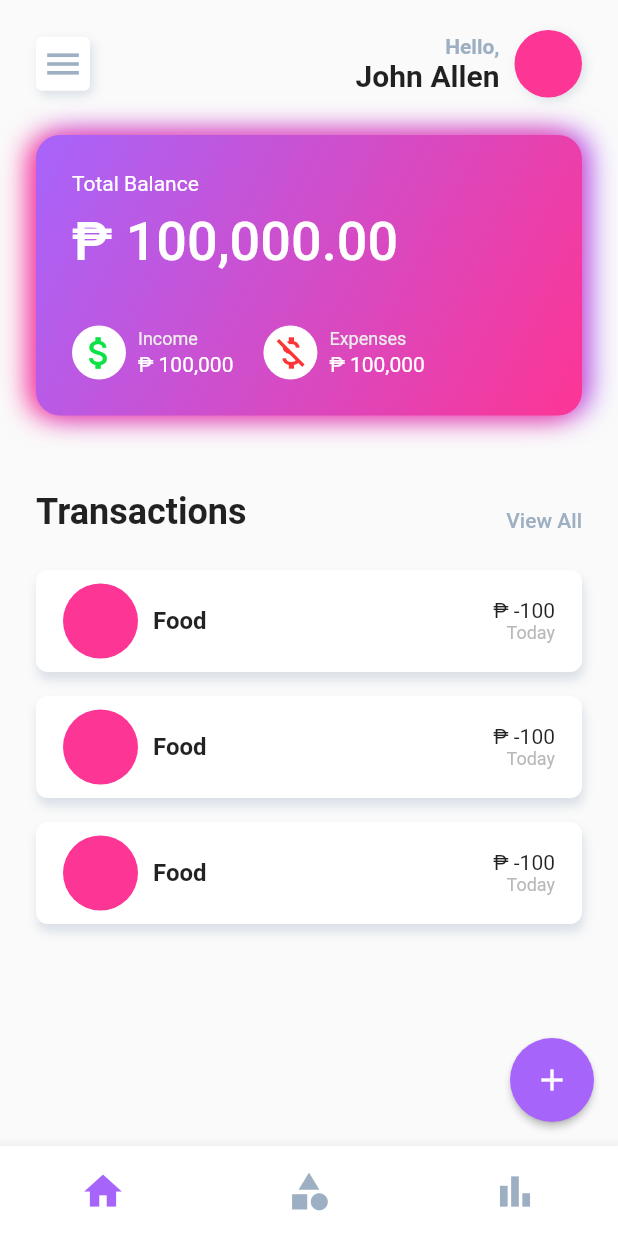
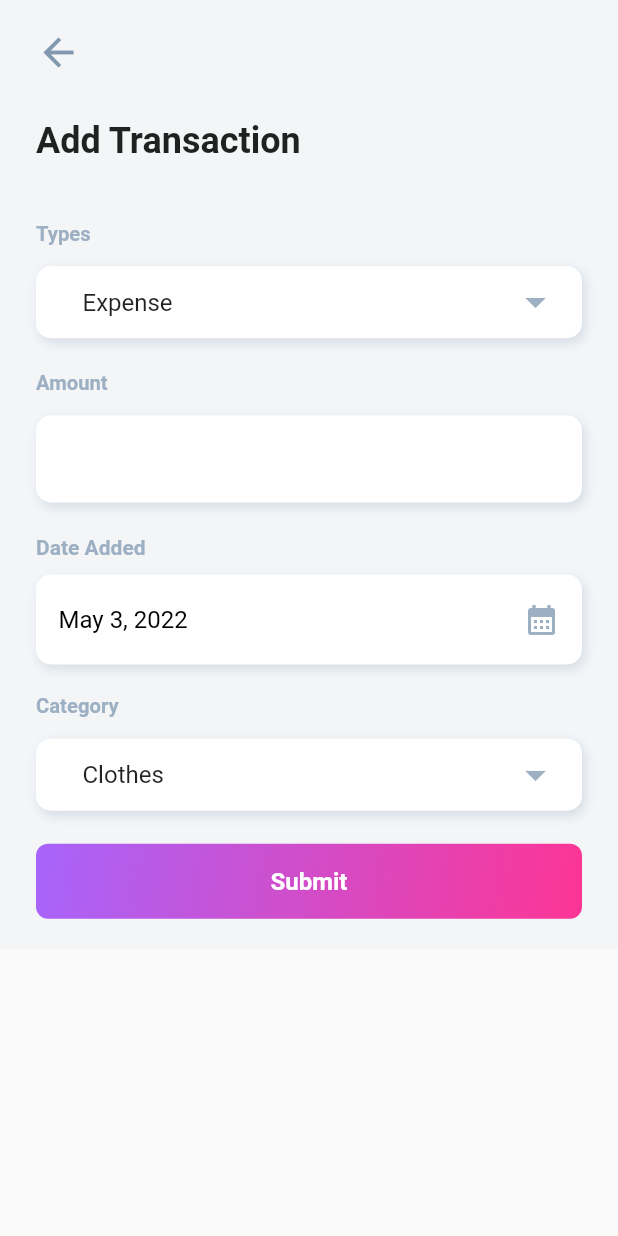
Before and after one commit to swtmply/flutter-expense-tracker, a Flutter app: the screen it shows after launch, after a tap on the "add" icon, on a phone screen of 412 x 824 dp. Run offline on Flutter 3.47's test engine with Material 2 defaults, Android fonts, the phone set to English and light mode, and no system bars; drawn by our look-alikes of dropdown_button2; our stand-ins replace hive, hive_flutter; accounts and stored records are empty.

Commit message:
add transaction to local db

```diff
--- a/lib/main.dart
+++ b/lib/main.dart
@@ -2,6 +2,7 @@ import 'dart:io';
 
 import 'package:flutter/material.dart';
 import 'package:gas2s/models/transaction_model.dart';
+import 'package:gas2s/screens/add_transaction_screen.dart';
 import 'package:gas2s/screens/home_screen.dart';
 import 'package:gas2s/screens/transactions_screen.dart';
 import 'package:gas2s/theme/colors.dart';
@@ -35,10 +36,11 @@ class MyApp extends StatelessWidget {
       ),
       debugShowCheckedModeBanner: false,
       routes: {
-        '/home': (context) => HomePage(),
-        '/transactions': (context) => TransactionsScreen(),
+        '/home': (context) => const HomePage(),
+        '/transactions': (context) => const TransactionsScreen(),
+        '/add': (context) => const AddTrasactionScreen(),
       },
-      home: Navigation(),
+      home: const Navigation(),
     );
   }
 }
--- /dev/null
+++ b/lib/screens/add_transaction_screen.dart
@@ -0,0 +1,218 @@
+import 'package:flutter/material.dart';
+import 'package:flutter/services.dart';
+import 'package:gas2s/models/transaction_model.dart';
+import 'package:gas2s/theme/colors.dart';
+import 'package:gas2s/widgets/ui/forms/dropdown_list.dart';
+import 'package:gas2s/widgets/layout.dart';
+import 'package:gas2s/widgets/ui/forms/number_field.dart';
+import 'package:gas2s/widgets/ui/title_text.dart';
+import 'package:hive/hive.dart';
+import 'package:intl/intl.dart';
+
+class AddTrasactionScreen extends StatefulWidget {
+  const AddTrasactionScreen({Key? key}) : super(key: key);
+
+  @override
+  State<AddTrasactionScreen> createState() => _AddTrasactionScreenState();
+}
+
+class _AddTrasactionScreenState extends State<AddTrasactionScreen> {
+  Box<Transaction> transactions = Hive.box<Transaction>('transactions');
+  final List<String> _types = ['Expense', 'Income'];
+  final List<String> _categories = [
+    'Clothes',
+    'Food',
+    'Transportation',
+    'Gadget',
+    'Others',
+  ];
+
+  String _isExpense = 'Expense';
+  String _category = 'Clothes';
+  int _amount = 0;
+  DateTime _selectedDate = DateTime.now();
+
+  @override
+  Widget build(BuildContext context) {
+    return Layout(
+      child: SingleChildScrollView(
+        child: Column(
+          crossAxisAlignment: CrossAxisAlignment.start,
+          children: [
+            const _Menu(),
+            const SizedBox(height: 30),
+            const AppTitle(text: 'Add Transaction'),
+            const SizedBox(height: 30),
+            DropdownList(
+              onChanged: (String newValue) {
+                setState(() {
+                  _isExpense = newValue;
+                });
+              },
+              defaultValue: _isExpense,
+              items: _types,
+              label: 'Types',
+            ),
+            NumberField(
+              onChanged: (String value) {
+                setState(() {
+                  _amount = int.tryParse(value) ?? 0;
+                });
+              },
+              label: 'Amount',
+            ),
+            const SizedBox(height: 10),
+            Column(
+              crossAxisAlignment: CrossAxisAlignment.start,
+              children: [
+                const Text(
+                  'Date Added',
+                  style: TextStyle(
+                    fontSize: 14,
+                    fontWeight: FontWeight.w600,
+                    color: AppColors.coolGray,
+                  ),
+                ),
+                const SizedBox(height: 10),
+                Container(
+                  padding: const EdgeInsets.symmetric(
+                    horizontal: 15,
+                    vertical: 5,
+                  ),
+                  decoration: BoxDecoration(
+                    color: Colors.white,
+                    borderRadius: BorderRadius.circular(10),
+                    boxShadow: const [
+                      BoxShadow(
+                        color: AppColors.elevation,
+                        blurRadius: 5,
+                        offset: Offset(2, 3),
+                      )
+                    ],
+                  ),
+                  child: TextButton(
+                    style: TextButton.styleFrom(
+                      backgroundColor: Colors.white,
+                      minimumSize: const Size.fromHeight(50),
+                      primary: Colors.black,
+                      textStyle: const TextStyle(
+                        fontWeight: FontWeight.w400,
+                        fontSize: 16,
+                      ),
+                      alignment: Alignment.centerLeft,
+                      padding: const EdgeInsets.only(),
+                    ),
+                    onPressed: () {
+                      _selectDate(context);
+                    },
+                    child: Row(
+                      mainAxisAlignment: MainAxisAlignment.spaceBetween,
+                      children: [
+                        Text(
+                          DateFormat.yMMMMd().format(_selectedDate).toString(),
+                        ),
+                        const Icon(
+                          Icons.calendar_month,
+                          color: AppColors.coolGray,
+                        ),
+                      ],
+                    ),
+                  ),
+                ),
+              ],
+            ),
+            const SizedBox(height: 10),
+            DropdownList(
+              onChanged: (String newValue) {
+                setState(() {
+                  _category = newValue;
+                });
+              },
+              defaultValue: _category,
+              items: _categories,
+              label: 'Category',
+            ),
+            const SizedBox(height: 10),
+            Container(
+              decoration: BoxDecoration(
+                borderRadius: BorderRadius.circular(8),
+                gradient: const LinearGradient(
+                  begin: Alignment.topLeft,
+                  end: Alignment.bottomRight,
+                  colors: [
+                    AppColors.violet,
+                    AppColors.pink,
+                  ],
+                ),
+              ),
+              child: TextButton(
+                style: TextButton.styleFrom(
+                  minimumSize: const Size.fromHeight(50),
+                  primary: Colors.white,
+                  textStyle: const TextStyle(
+                    fontWeight: FontWeight.w600,
+                    fontSize: 16,
+                  ),
+                  padding: const EdgeInsets.only(),
+                ),
+                onPressed: () {
+                  final transaction = Transaction()
+                    ..name = _category
+                    ..amount = _amount.toDouble()
+                    ..dateAdded = _selectedDate
+                    ..isExpense = _isExpense == 'Expense' ? true : false;
+
+                  if (_amount != 0) {
+                    transactions.add(transaction);
+                    Navigator.pushNamed(context, '/');
+                  }
+                },
+                child: const Text('Submit'),
+              ),
+            ),
+          ],
+        ),
+      ),
+    );
+  }
+
+  _selectDate(BuildContext context) async {
+    final DateTime? selected = await showDatePicker(
+      context: context,
+      initialDate: _selectedDate,
+      firstDate: DateTime(2022),
+      lastDate: DateTime(2050),
+    );
+    if (selected != null && selected != _selectedDate) {
+      setState(() {
+        _selectedDate = selected;
+      });
+    }
+  }
+}
+
+class _Menu extends StatelessWidget {
+  const _Menu({Key? key}) : super(key: key);
+
+  @override
+  Widget build(BuildContext context) {
+    return Row(
+      children: [
+        Container(
+          decoration: const BoxDecoration(
+            shape: BoxShape.circle,
+            color: Colors.transparent,
+          ),
+          child: InkWell(
+            onTap: () => Navigator.pop(context),
+            child: const Icon(
+              Icons.arrow_back,
+              color: AppColors.coolDarkGray,
+              size: 30.0,
+            ),
+          ),
+        ),
+      ],
+    );
+  }
+}
--- a/lib/screens/category_screen.dart
+++ /dev/null
@@ -1,13 +0,0 @@
-import 'package:flutter/material.dart';
-import 'package:gas2s/widgets/layout.dart';
-
-class CategoryScreen extends StatelessWidget {
-  const CategoryScreen({Key? key}) : super(key: key);
-
-  @override
-  Widget build(BuildContext context) {
-    return Layout(
-      child: Text('Category'),
-    );
-  }
-}
--- a/lib/screens/home_screen.dart
+++ b/lib/screens/home_screen.dart
@@ -1,10 +1,12 @@
 import 'package:flutter/material.dart';
+import 'package:gas2s/models/transaction_model.dart';
 import 'package:gas2s/theme/colors.dart';
 import 'package:gas2s/widgets/layout.dart';
-import 'package:gas2s/widgets/navigation.dart';
-import 'package:gas2s/widgets/menu.dart';
-import 'package:gas2s/widgets/transaction_list_item.dart';
+import 'package:gas2s/widgets/transactions/transactions_dateexpense.dart';
+import 'package:gas2s/widgets/ui/menu.dart';
+import 'package:gas2s/widgets/ui/title_text.dart';
 import 'package:hive/hive.dart';
+import 'package:hive_flutter/hive_flutter.dart';
 import 'package:intl/intl.dart';
 
 class HomePage extends StatefulWidget {
@@ -14,6 +16,8 @@ class HomePage extends StatefulWidget {
 }
 
 class _HomePageState extends State<HomePage> {
+  Box<Transaction> transactions = Hive.box<Transaction>('transactions');
+
   @override
   void dispose() {
     Hive.close();
@@ -35,16 +39,10 @@ class _HomePageState extends State<HomePage> {
           const SizedBox(height: 50.0),
 
           Row(
-            crossAxisAlignment: CrossAxisAlignment.end,
+            crossAxisAlignment: CrossAxisAlignment.center,
             mainAxisAlignment: MainAxisAlignment.spaceBetween,
             children: [
-              const Text(
-                'Transactions',
-                style: TextStyle(
-                  fontSize: 24.0,
-                  fontWeight: FontWeight.bold,
-                ),
-              ),
+              const AppTitle(text: 'Transactions'),
               Material(
                 color: Colors.transparent,
                 child: InkWell(
@@ -62,9 +60,16 @@ class _HomePageState extends State<HomePage> {
           ),
           const SizedBox(height: 25.0),
 
-          TransactionListItem(),
-          TransactionListItem(),
-          TransactionListItem(),
+          ValueListenableBuilder(
+            valueListenable: transactions.listenable(),
+            builder: (context, Box<Transaction> box, _) {
+              final transactions = box.values.toList().cast<Transaction>();
+
+              return TransactionDateExpense(
+                transactionListItems: transactions,
+              );
+            },
+          ),
         ],
       ),
     );
--- a/lib/widgets/layout.dart
+++ b/lib/widgets/layout.dart
@@ -1,4 +1,5 @@
 import 'package:flutter/material.dart';
+import 'package:gas2s/theme/colors.dart';
 
 class Layout extends StatelessWidget {
   const Layout({Key? key, required this.child}) : super(key: key);
@@ -10,6 +11,7 @@ class Layout extends StatelessWidget {
     return Scaffold(
       body: SafeArea(
         child: Container(
+          color: AppColors.coolWhite,
           padding: const EdgeInsets.symmetric(
             horizontal: 24.0,
             vertical: 20.0,
--- a/lib/widgets/navigation.dart
+++ b/lib/widgets/navigation.dart
@@ -1,5 +1,4 @@
 import 'package:flutter/material.dart';
-import 'package:gas2s/screens/category_screen.dart';
 import 'package:gas2s/screens/home_screen.dart';
 import 'package:gas2s/screens/stats_screen.dart';
 import 'package:gas2s/theme/colors.dart';
@@ -18,12 +17,27 @@ class _NavigationState extends State<Navigation> {
   @override
   Widget build(BuildContext context) {
     return Scaffold(
-      floatingActionButtonLocation: FloatingActionButtonLocation.endFloat,
+      floatingActionButtonLocation: FloatingActionButtonLocation.centerDocked,
       floatingActionButton: FloatingActionButton(
-        onPressed: () => {},
+        onPressed: () => Navigator.pushNamed(context, '/add'),
         elevation: 2,
         backgroundColor: AppColors.violet,
-        child: const Icon(Icons.add),
+        child: Container(
+          width: 80,
+          height: 80,
+          decoration: const BoxDecoration(
+            shape: BoxShape.circle,
+            gradient: LinearGradient(
+              begin: Alignment.topLeft,
+              end: Alignment.bottomRight,
+              colors: [
+                AppColors.violet,
+                AppColors.pink,
+              ],
+            ),
+          ),
+          child: const Icon(Icons.add),
+        ),
       ),
       bottomNavigationBar: BottomAppBar(
         child: Row(
@@ -37,15 +51,9 @@ class _NavigationState extends State<Navigation> {
               currentPage: _currentPage,
             ),
             BottomNavItem(
-              icon: Icons.category,
+              icon: Icons.bar_chart,
               pageController: _pageController,
               page: 1,
-              currentPage: _currentPage,
-            ),
-            BottomNavItem(
-              icon: Icons.bar_chart,
-              pageController: _pageController,
-              page: 2,
               currentPage: _currentPage,
             ),
           ],
@@ -61,7 +69,6 @@ class _NavigationState extends State<Navigation> {
         },
         children: const [
           HomePage(),
-          CategoryScreen(),
           StatsScreen(),
         ],
       ),
@@ -87,7 +94,7 @@ class BottomNavItem extends StatelessWidget {
   Widget build(BuildContext context) {
     return Expanded(
       child: SizedBox(
-        height: 60,
+        height: 50,
         child: Material(
           type: MaterialType.transparency,
           child: InkWell(
--- a/lib/widgets/transaction_list_item.dart
+++ b/lib/widgets/transactions/transaction_list_item.dart
@@ -1,13 +1,22 @@
 import 'package:flutter/material.dart';
+import 'package:gas2s/models/transaction_model.dart';
 import 'package:gas2s/theme/colors.dart';
+import 'package:intl/intl.dart';
 
 class TransactionListItem extends StatelessWidget {
   const TransactionListItem({
     Key? key,
+    required this.transaction,
   }) : super(key: key);
+
+  final Transaction transaction;
 
   @override
   Widget build(BuildContext context) {
+    final money = transaction.isExpense
+        ? '-${transaction.amount.toString()}'
+        : transaction.amount.toString();
+
     return Container(
       margin: const EdgeInsets.only(bottom: 16),
       padding: const EdgeInsets.symmetric(
@@ -33,15 +42,15 @@ class TransactionListItem extends StatelessWidget {
               Container(
                 width: 50,
                 height: 50,
-                decoration: const BoxDecoration(
+                decoration: BoxDecoration(
                   shape: BoxShape.circle,
-                  color: AppColors.pink,
+                  color: _getColor(transaction.name),
                 ),
               ),
               const SizedBox(width: 10),
-              const Text(
-                'Food',
-                style: TextStyle(
+              Text(
+                transaction.name,
+                style: const TextStyle(
                   fontWeight: FontWeight.bold,
                   fontSize: 16,
                 ),
@@ -50,11 +59,11 @@ class TransactionListItem extends StatelessWidget {
           ),
           Column(
             crossAxisAlignment: CrossAxisAlignment.end,
-            children: const [
-              Text('₱ -100'),
+            children: [
+              Text('₱ ${money.toString()}'),
               Text(
-                'Today',
-                style: TextStyle(
+                DateFormat.E().format(transaction.dateAdded),
+                style: const TextStyle(
                   fontSize: 12,
                   color: AppColors.darkGray,
                 ),
@@ -65,4 +74,19 @@ class TransactionListItem extends StatelessWidget {
       ),
     );
   }
+
+  Color _getColor(String type) {
+    switch (type) {
+      case 'Food':
+        return AppColors.pink;
+      case 'Clothes':
+        return AppColors.violet;
+      case 'Transportation':
+        return AppColors.purple;
+      case 'Gadget':
+        return AppColors.orange;
+      default:
+        return AppColors.red;
+    }
+  }
 }
--- /dev/null
+++ b/lib/widgets/transactions/transactions_dateexpense.dart
@@ -0,0 +1,61 @@
+import 'package:flutter/material.dart';
+import 'package:gas2s/models/transaction_model.dart';
+import 'package:gas2s/theme/colors.dart';
+import 'package:gas2s/widgets/transactions/transaction_list_item.dart';
+
+class TransactionDateExpense extends StatelessWidget {
+  const TransactionDateExpense(
+      {Key? key, this.date, this.amount, required this.transactionListItems})
+      : super(key: key);
+
+  final String? date;
+  final int? amount;
+  final List<Transaction> transactionListItems;
+
+  @override
+  Widget build(BuildContext context) {
+    return Expanded(
+      child: ListView.builder(
+        itemCount: transactionListItems.length,
+        itemBuilder: (context, index) {
+          return TransactionListItem(
+              transaction: transactionListItems[
+                  transactionListItems.length - (index + 1)]);
+        },
+      ),
+    );
+  }
+}
+
+class DateExpense extends StatelessWidget {
+  const DateExpense({
+    Key? key,
+    required this.date,
+    required this.amount,
+  }) : super(key: key);
+
+  final String date;
+  final int amount;
+
+  @override
+  Widget build(BuildContext context) {
+    return Row(
+      mainAxisAlignment: MainAxisAlignment.spaceBetween,
+      children: [
+        Text(
+          date,
+          style: const TextStyle(
+            color: AppColors.coolGray,
+            fontWeight: FontWeight.w600,
+          ),
+        ),
+        Text(
+          amount.toString(),
+          style: const TextStyle(
+            color: AppColors.coolGray,
+          ),
+        ),
+      ],
+    );
+  }
+}
--- /dev/null
+++ b/lib/widgets/ui/forms/dropdown_list.dart
@@ -0,0 +1,90 @@
+import 'package:dropdown_button2/dropdown_button2.dart';
+import 'package:flutter/material.dart';
+import 'package:gas2s/theme/colors.dart';
+
+class DropdownList extends StatefulWidget {
+  final Function onChanged;
+  final List<String> items;
+  final String label;
+  final String defaultValue;
+
+  const DropdownList(
+      {Key? key,
+      required this.onChanged,
+      required this.items,
+      required this.label,
+      required this.defaultValue})
+      : super(key: key);
+
+  @override
+  State<DropdownList> createState() => _DropdownListState();
+}
+
+class _DropdownListState extends State<DropdownList> {
+  @override
+  Widget build(BuildContext context) {
+    return FormField<String>(builder: (FormFieldState<String> state) {
+      return InputDecorator(
+        decoration: InputDecoration(
+          label: Text(widget.label),
+          labelStyle: const TextStyle(
+            fontSize: 18,
+            fontWeight: FontWeight.bold,
+            color: AppColors.coolGray,
+          ),
+          border: InputBorder.none,
+        ),
+        child: Container(
+          margin: const EdgeInsets.only(
+            top: 10,
+          ),
+          decoration: BoxDecoration(
+            color: Colors.white,
+            borderRadius: BorderRadius.circular(10),
+            boxShadow: const [
+              BoxShadow(
+                color: AppColors.elevation,
+                blurRadius: 5,
+                offset: Offset(2, 3),
+              )
+            ],
+          ),
+          child: DropdownButtonHideUnderline(
+            child: DropdownButton2(
+              isExpanded: true,
+              buttonPadding: const EdgeInsets.symmetric(
+                horizontal: 15,
+                vertical: 5,
+              ),
+              iconEnabledColor: AppColors.coolGray,
+              dropdownDecoration: BoxDecoration(
+                borderRadius: BorderRadius.circular(10),
+                boxShadow: const [
+                  BoxShadow(
+                    color: AppColors.elevation,
+                    blurRadius: 5,
+                    offset: Offset(2, 3),
+                  )
+                ],
+                color: Colors.white,
+              ),
+              iconSize: 32,
+              value: widget.defaultValue,
+              onChanged: (newType) {
+                setState(() {
+                  widget.onChanged(newType);
+                  state.didChange(newType as String);
+                });
+              },
+              items: widget.items
+                  .map((type) =>
+                      DropdownMenuItem(value: type, child: Text(type)))
+                  .toList(),
+              offset: const Offset(0, -10),
+            ),
+          ),
+        ),
+      );
+    });
+  }
+}
--- /dev/null
+++ b/lib/widgets/ui/forms/number_field.dart
@@ -0,0 +1,69 @@
+import 'package:flutter/material.dart';
+import 'package:flutter/services.dart';
+import 'package:gas2s/theme/colors.dart';
+
+class NumberField extends StatefulWidget {
+  final Function onChanged;
+  final String label;
+
+  NumberField({
+    Key? key,
+    required this.onChanged,
+    required this.label,
+  }) : super(key: key);
+
+  @override
+  State<NumberField> createState() => _NumberFieldState();
+}
+
+class _NumberFieldState extends State<NumberField> {
+  @override
+  Widget build(BuildContext context) {
+    return FormField(
+      builder: (FormFieldState state) {
+        return InputDecorator(
+          decoration: InputDecoration(
+            label: Text(widget.label),
+            labelStyle: const TextStyle(
+              fontSize: 18,
+              fontWeight: FontWeight.bold,
+              color: AppColors.coolGray,
+            ),
+            border: InputBorder.none,
+          ),
+          child: Container(
+            margin: const EdgeInsets.only(
+              top: 10,
+            ),
+            padding: const EdgeInsets.symmetric(
+              horizontal: 15,
+              vertical: 5,
+            ),
+            decoration: BoxDecoration(
+              color: Colors.white,
+              borderRadius: BorderRadius.circular(10),
+              boxShadow: const [
+                BoxShadow(
+                  color: AppColors.elevation,
+                  blurRadius: 5,
+                  offset: Offset(2, 3),
+                )
+              ],
+            ),
+            child: TextField(
+              inputFormatters: <TextInputFormatter>[
+                FilteringTextInputFormatter.digitsOnly,
+              ],
+              keyboardType: TextInputType.number,
+              decoration: const InputDecoration(
+                border: InputBorder.none,
+              ),
+              maxLines: 1,
+              onChanged: (String value) => widget.onChanged(value),
+            ),
+          ),
+        );
+      },
+    );
+  }
+}
--- a/lib/widgets/menu.dart
+++ b/lib/widgets/ui/menu.dart
@@ -1,16 +1,23 @@
 import 'package:flutter/material.dart';
+import 'package:gas2s/models/transaction_model.dart';
 import 'package:gas2s/theme/colors.dart';
+import 'package:hive/hive.dart';
 
 class Menu extends StatelessWidget {
   const Menu({Key? key}) : super(key: key);
 
   @override
   Widget build(BuildContext context) {
+    var transactions = Hive.box<Transaction>('transactions');
+
     return Row(
       crossAxisAlignment: CrossAxisAlignment.center,
       mainAxisAlignment: MainAxisAlignment.spaceBetween,
       children: [
         InkWell(
+          onTap: () {
+            transactions.clear();
+          },
           child: Container(
             padding: const EdgeInsets.all(4.0),
             decoration: BoxDecoration(
--- /dev/null
+++ b/lib/widgets/ui/title_text.dart
@@ -0,0 +1,18 @@
+import 'package:flutter/material.dart';
+
+class AppTitle extends StatelessWidget {
+  const AppTitle({Key? key, required this.text}) : super(key: key);
+
+  final String text;
+
+  @override
+  Widget build(BuildContext context) {
+    return Text(
+      text,
+      style: TextStyle(
+        fontSize: 24,
+        fontWeight: FontWeight.bold,
+      ),
+    );
+  }
+}
--- a/pubspec.yaml
+++ b/pubspec.yaml
@@ -15,6 +15,7 @@ dependencies:
   path_provider: ^2.0.9
   provider: ^6.0.2
   intl: ^0.17.0
+  dropdown_button2: ^1.4.0
 
 dev_dependencies:
   flutter_test:
```
Also changed, not shown: lib/screens/transactions_screen.dart (+93 -36 lines), pubspec.lock, 1 other file.
